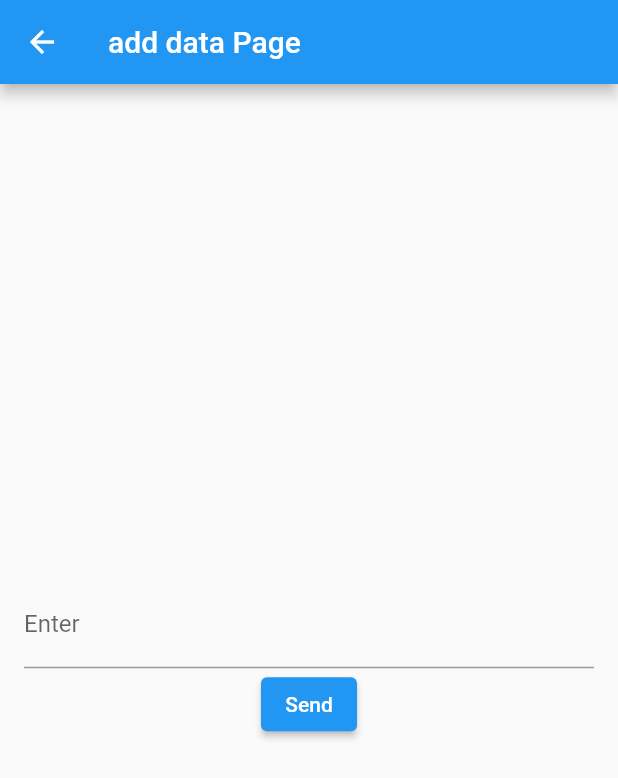
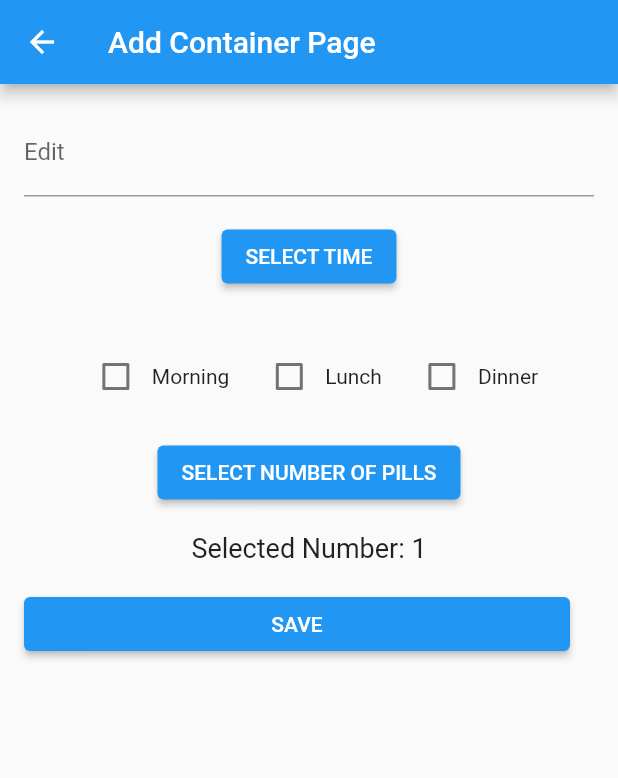
Before and after one commit to VenuraShyamal14/meditrack, a Flutter app: the PrescriptionPage screen opened directly, on a phone screen of 412 x 824 dp. Shown: the top 778 px of the screen. Run offline on Flutter 3.47's test engine with Material 2 defaults, Android fonts, the phone set to English and light mode, and no system bars; our stand-ins replace firebase_core, firebase_database, numberpicker; accounts and stored records are empty.

Commit message:
save new data to realtime database

```diff
--- a/lib/edit_container.dart
+++ b/lib/edit_container.dart
@@ -215,7 +215,7 @@ void _updateMessage() {
                 const SizedBox(height: 16),
                 ElevatedButton(
                   onPressed: _showNumberPicker,
-                  child: const Text('SELECT NUMBER'),
+                  child: const Text('SELECT NUMBER OF PILLS'),
                 ),
                 const SizedBox(height: 16),
                 Text(
--- a/lib/priscription.dart
+++ b/lib/priscription.dart
@@ -1,13 +1,10 @@
-
-
 import 'package:flutter/material.dart';
 import 'package:firebase_core/firebase_core.dart';
 import 'package:firebase_database/firebase_database.dart';
-
-
+import 'package:numberpicker/numberpicker.dart';
 
 class PrescriptionPage extends StatefulWidget {
-  const PrescriptionPage({super.key});
+  const PrescriptionPage({Key? key}) : super(key: key);
 
   @override
   State<PrescriptionPage> createState() => _PrescriptionPageState();
@@ -17,13 +14,69 @@ class _PrescriptionPageState extends State<PrescriptionPage> {
   final TextEditingController _textController = TextEditingController();
   final databaseReference = FirebaseDatabase.instance.reference();
 
-  void _sendMessage() {
-    String message = _textController.text;
-    _textController.clear();
+  TimeOfDay? _selectedTime;
+  int _selectedNumber = 1;
 
-    databaseReference.child('messages').push().set({
-      'text': message,
+  bool _morningSelected = false;
+  bool _lunchSelected = false;
+  bool _dinnerSelected = false;
+
+  void _selectTime() async {
+    final TimeOfDay? time = await showTimePicker(
+      context: context,
+      initialTime: TimeOfDay.now(),
+    );
+
+    if (time != null) {
+      setState(() {
+        _selectedTime = time;
       });
+    }
+  }
+
+  void _showNumberPicker() {
+    showDialog(
+      context: context,
+      builder: (context) => AlertDialog(
+        title: const Text('Select a Number'),
+        content: NumberPicker(
+          minValue: 1,
+          maxValue: 10,
+          value: _selectedNumber,
+          onChanged: (value) {
+            setState(() {
+              _selectedNumber = value;
+            });
+          },
+        ),
+        actions: [
+          TextButton(
+            onPressed: () => Navigator.pop(context),
+            child: const Text('OK'),
+          ),
+        ],
+      ),
+    );
+  }
+
+  void _saveMessage() {
+    String newMessage = _textController.text;
+
+    int? hour = _selectedTime?.hour;
+    int? minute = _selectedTime?.minute;
+
+    Map<String, dynamic> newMessageData = {
+      'text': newMessage,
+      'morning': _morningSelected,
+      'lunch': _lunchSelected,
+      'dinner': _dinnerSelected,
+      'selectedNumber': _selectedNumber,
+      'hour': hour,
+      'minute': minute,
+    };
+
+    databaseReference.child('messages').push().set(newMessageData);
+
     Navigator.pop(context);
   }
 
@@ -31,29 +84,97 @@ class _PrescriptionPageState extends State<PrescriptionPage> {
   Widget build(BuildContext context) {
     return Scaffold(
       appBar: AppBar(
-        title: const Text('add data Page'),
+        title: const Text('Add Container Page'),
       ),
-      body: Center(
+      body: SingleChildScrollView(
+        child: Center(
+          child: Padding(
+            padding: const EdgeInsets.all(16.0),
             child: Column(
               mainAxisAlignment: MainAxisAlignment.center,
               children: <Widget>[
-              Padding(
-                padding: const EdgeInsets.symmetric(horizontal: 16),
-                child: TextField(
+                TextField(
                   controller: _textController,
                   decoration: const InputDecoration(
-                    labelText: 'Enter ',
+                    labelText: 'Edit',
                   ),
                   onChanged: (value) {
                     setState(() {});
                   },
                 ),
+                const SizedBox(height: 16),
+                ElevatedButton(
+                  onPressed: _selectTime,
+                  child: const Text('SELECT TIME'),
                 ),
+                const SizedBox(height: 16),
+                if (_selectedTime != null)
+                  Text(
+                    'Selected Time: ${_selectedTime!.format(context)}',
+                    style: const TextStyle(fontSize: 18),
+                  ),
+                const SizedBox(height: 16),
+                Row(
+                  mainAxisAlignment: MainAxisAlignment.center,
+                  children: [
+                    Checkbox(
+                      value: _morningSelected,
+                      onChanged: (value) {
+                        setState(() {
+                          _morningSelected = value!;
+                        });
+                      },
+                    ),
+                    const Text('Morning'),
+                    const SizedBox(width: 16),
+                    Checkbox(
+                      value: _lunchSelected,
+                      onChanged: (value) {
+                        setState(() {
+                          _lunchSelected = value!;
+                        });
+                      },
+                    ),
+                    const Text('Lunch'),
+                    const SizedBox(width: 16),
+                    Checkbox(
+                      value: _dinnerSelected,
+                      onChanged: (value) {
+                        setState(() {
+                          _dinnerSelected = value!;
+                        });
+                      },
+                    ),
+                    const Text('Dinner'),
+                  ],
+                ),
+                const SizedBox(height: 16),
                 ElevatedButton(
-                onPressed: _sendMessage,
-                child: const Text('Send'),
+                  onPressed: _showNumberPicker,
+                  child: const Text('SELECT NUMBER OF PILLS'),
                 ),
-            ]),
+                const SizedBox(height: 16),
+                Text(
+                  'Selected Number: $_selectedNumber',
+                  style: const TextStyle(fontSize: 18),
+                ),
+                const SizedBox(height: 16),
+                Row(
+                  mainAxisAlignment: MainAxisAlignment.center,
+                  children: [
+                    Expanded(
+                      child: ElevatedButton(
+                        onPressed: _saveMessage,
+                        child: const Text('SAVE'),
+                      ),
+                    ),
+                    const SizedBox(width: 16),
+                  ],
+                ),
+              ],
+            ),
+          ),
+        ),
       ),
     );
   }
```
Also changed, not shown: 1 other file. Lines whose indentation alone changed are shown as unchanged.
